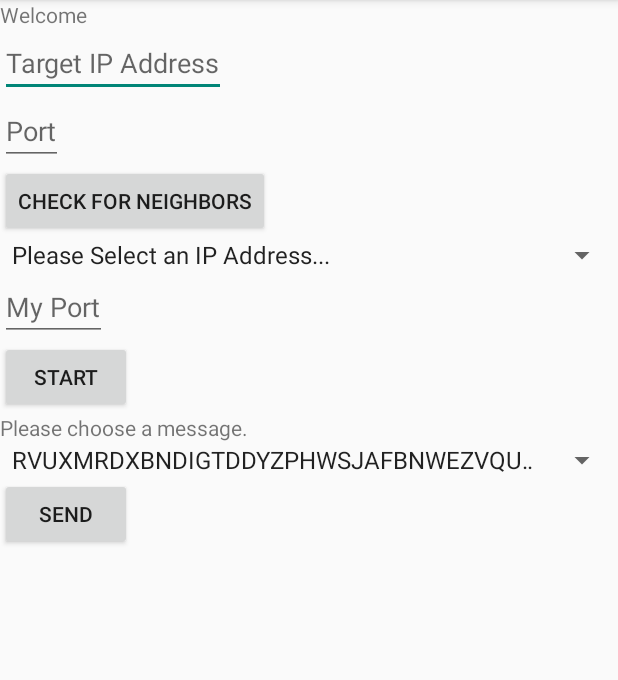
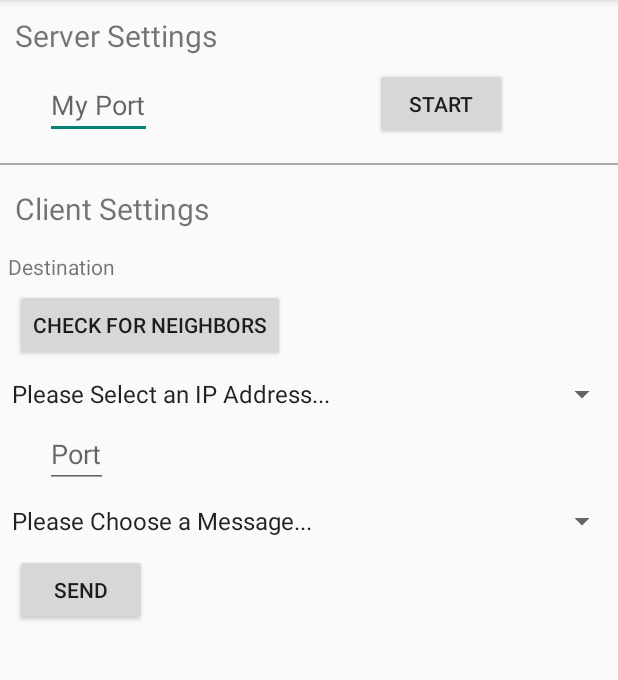
Before and after one commit to pesantacruz/utexas-ros-pkg, an Android app: the screen it shows after launch (MainActivity), on a phone screen of 412 x 824 dp, the part 84-764 px from its top. Run offline under Robolectric (Android 15) with nearby library versions, the phone set to English and light mode, and no system bars.

Commit message:
GUI
Updated

```diff
--- a/android/NetworkAlignment/app/src/main/java/com/example/pesantacruz/networkalignment/MainActivity.java
+++ b/android/NetworkAlignment/app/src/main/java/com/example/pesantacruz/networkalignment/MainActivity.java
@@ -1,5 +1,6 @@
 package com.example.pesantacruz.networkalignment;
 
+import android.app.Activity;
 import android.content.Intent;
 import android.os.Bundle;
 import android.os.Handler;
@@ -49,7 +50,6 @@ public class MainActivity extends ActionBarActivity {
     ArrayList<String> ips = new ArrayList<String>();
 
     //UI Elements
-    public EditText target_ip_text;
     public EditText target_port_text;
     public EditText my_port_text;
     public TextView displayRecMessage;
@@ -68,7 +68,6 @@ public class MainActivity extends ActionBarActivity {
 //        this.serverThread = new Thread(new ServerThread());
 //        this.serverThread.start();
 
-        target_ip_text = (EditText) findViewById(R.id.target_ip_text);
         target_port_text = (EditText) findViewById(R.id.target_port_text);
         my_port_text = (EditText) findViewById(R.id.my_port_text);
         displayRecMessage = (TextView) findViewById(R.id.texttoscreen);
@@ -76,6 +75,7 @@ public class MainActivity extends ActionBarActivity {
         message_spinner = (Spinner) findViewById(R.id.spinner_messages);
         ArrayAdapter<CharSequence> adapter = ArrayAdapter.createFromResource(this,
                 R.array.message_options, android.R.layout.simple_spinner_item);
+
         adapter.setDropDownViewResource(android.R.layout.simple_spinner_dropdown_item);
         message_spinner.setAdapter(adapter);
         displaySearchMessage = (TextView) findViewById(R.id.searchtext);
@@ -170,7 +170,6 @@ public class MainActivity extends ActionBarActivity {
     @Override
     protected void onSaveInstanceState(Bundle outState) {
         super.onSaveInstanceState(outState);
-        outState.putString("target_ip_text", target_ip_text.getText().toString());
         outState.putString("target_port_text", target_port_text.getText().toString());
         outState.putString("my_port_text", my_port_text.getText().toString());
         outState.putString("displayRecMessage", displayRecMessage.getText().toString());
@@ -179,7 +178,6 @@ public class MainActivity extends ActionBarActivity {
     @Override
     protected void onRestoreInstanceState(Bundle savedState) {
         super.onRestoreInstanceState(savedState);
-        target_ip_text.setText(savedState.getString("target_ip_text"));
         target_port_text.setText(savedState.getString("target_port_text"));
         my_port_text.setText(savedState.getString("my_port_text"));
         displayRecMessage.setText(savedState.getString("displayRecMessage"));
--- a/android/NetworkAlignment/app/src/main/res/layout/activity_main.xml
+++ b/android/NetworkAlignment/app/src/main/res/layout/activity_main.xml
@@ -5,75 +5,98 @@
     android:orientation="vertical">
 
     <TextView
-        android:text="Welcome"
+        android:text="Server Settings"
         android:layout_width="wrap_content"
-        android:layout_height="wrap_content"/>
+        android:layout_height="wrap_content"
+        android:layout_marginLeft="10dp"
+        android:layout_marginTop="10dp"
+        android:layout_marginBottom="10dp"
+        android:textSize="20sp"/>
 
     <EditText
-        android:id="@+id/target_ip_text"
-        android:hint="@string/target_ip_hint"
-        android:inputType="text"
+        android:id="@+id/my_port_text"
+        android:hint="@string/my_port_hint"
+        android:inputType="number"
         android:layout_width="wrap_content"
-        android:layout_height="wrap_content"/>
+        android:layout_height="wrap_content"
+        android:layout_marginLeft="30dp"/>
+
+    <Button
+        android:text="Start"
+        android:onClick="onClick_Start"
+        android:layout_width="wrap_content"
+        android:layout_height="wrap_content"
+        android:layout_marginLeft="250dp"
+        android:layout_marginTop="-47dp" />
+
+    <View
+        android:background="@android:color/darker_gray"
+        android:layout_width="fill_parent"
+        android:layout_height="1dp"
+        android:layout_marginTop="15dp"/>
+
+    <TextView
+        android:text="Client Settings"
+        android:layout_width="wrap_content"
+        android:layout_height="wrap_content"
+        android:layout_marginLeft="10dp"
+        android:layout_marginTop="15dp"
+        android:layout_marginBottom="5dp"
+        android:textSize="20sp"/>
+
+    <TextView
+        android:text="Destination"
+        android:layout_width="wrap_content"
+        android:layout_height="wrap_content"
+        android:layout_marginLeft="5dp"
+        android:layout_marginTop="10dp"/>
+
+    <Button
+        android:text="Check for Neighbors"
+        android:id="@+id/neighbors"
+        android:onClick="onClick_Search"
+        android:layout_width="wrap_content"
+        android:layout_height="wrap_content"
+        android:layout_marginLeft="10dp"
+        android:layout_marginTop="5dp" />
+
+    <TextView
+        android:text="Searching..."
+        android:id="@+id/searchtext"
+        android:layout_width="wrap_content"
+        android:layout_height="wrap_content"
+        android:paddingLeft="55dp"/>
+
+    <Spinner
+        android:id="@+id/ip_spinner"
+        android:layout_width="fill_parent"
+        android:layout_height="wrap_content"
+        android:layout_marginTop="10dp"
+        android:spinnerMode="dropdown"/>
 
     <EditText
         android:id="@+id/target_port_text"
         android:hint="@string/target_port_hint"
         android:inputType="number"
         android:layout_width="wrap_content"
-        android:layout_height="wrap_content"/>
-
-<Button
-        android:id="@+id/neighbors"
-        android:layout_width="wrap_content"
         android:layout_height="wrap_content"
-        android:onClick="onClick_Search"
-        android:text="Check for Neighbors"/>
-
-    <TextView
-        android:id="@+id/searchtext"
-        android:layout_width="wrap_content"
-        android:layout_height="wrap_content"
-        android:text="Searching..."
-        android:paddingLeft="120px"/>
+        android:layout_marginLeft="30dp"
+        android:layout_marginTop="5dp" />
 
     <Spinner
-        android:id="@+id/ip_spinner"
-        android:layout_width="fill_parent"
-        android:layout_height="wrap_content"
-        android:spinnerMode="dropdown"/>
-
-
-    <EditText
-        android:id="@+id/my_port_text"
-        android:hint="@string/my_port_hint"
-        android:inputType="number"
-        android:layout_width="wrap_content"
-        android:layout_height="wrap_content"/>
-
-    <Button
-        android:layout_width="wrap_content"
-        android:layout_height="wrap_content"
-        android:onClick="onClick_Start"
-        android:text="Start"/>
-
-    <TextView
-        android:layout_width="wrap_content"
-        android:layout_height="wrap_content"
-        android:text="@string/promp"
-        android:id="@+id/prompView" />
-
-    <Spinner
+        android:id="@+id/spinner_messages"
         android:layout_width="match_parent"
         android:layout_height="wrap_content"
-        android:id="@+id/spinner_messages"
+        android:layout_marginTop="10dp"
         android:spinnerMode="dropdown" />
 
     <Button
+        android:text="Send"
+        android:onClick="onClick_Send"
         android:layout_width="wrap_content"
         android:layout_height="wrap_content"
-        android:onClick="onClick_Send"
-        android:text="Send"/>
+        android:layout_marginLeft="10dp"
+        android:layout_marginTop="10dp" />
 
     <TextView
         android:id="@+id/texttoscreen"
--- a/android/NetworkAlignment/app/src/main/res/values/strings.xml
+++ b/android/NetworkAlignment/app/src/main/res/values/strings.xml
@@ -2,15 +2,14 @@
     <string name="app_name">NetworkAlignment</string>
     <string name="hello_world">Hello world!</string>
     <string name="action_settings">Settings</string>
-    <string name="target_ip_hint">Target IP Address</string>
     <string name="target_port_hint">Port</string>
     <string name="my_port_hint">My Port</string>
-    <string name="promp">Please choose a message.</string>
     <string name="clear_view">Clear View</string>
     <string name="view_logs">View Logs</string>
 
 
     <string-array name="message_options">
+        <item>Please Choose a Message...</item>
         <item>RVUXMRDXBNDIGTDDYZPHWSJAFBNWEZVQUURQKLMZSUMHHDWGYMMPLZAIWZWIPYGD</item>
         <item>SXLESOGGRDDVKJWHIMGDKVDAFNDTDMZPEFHSMVLLURYZXPAMLLWQEIJRXPRSTBM</item>
         <item>BTTRLRQNDUECHMKGQNJAAAGLRQVEPRTKZHTYYXDIVENEUGYOBUUHYNRROSSWJCQL</item>
```
